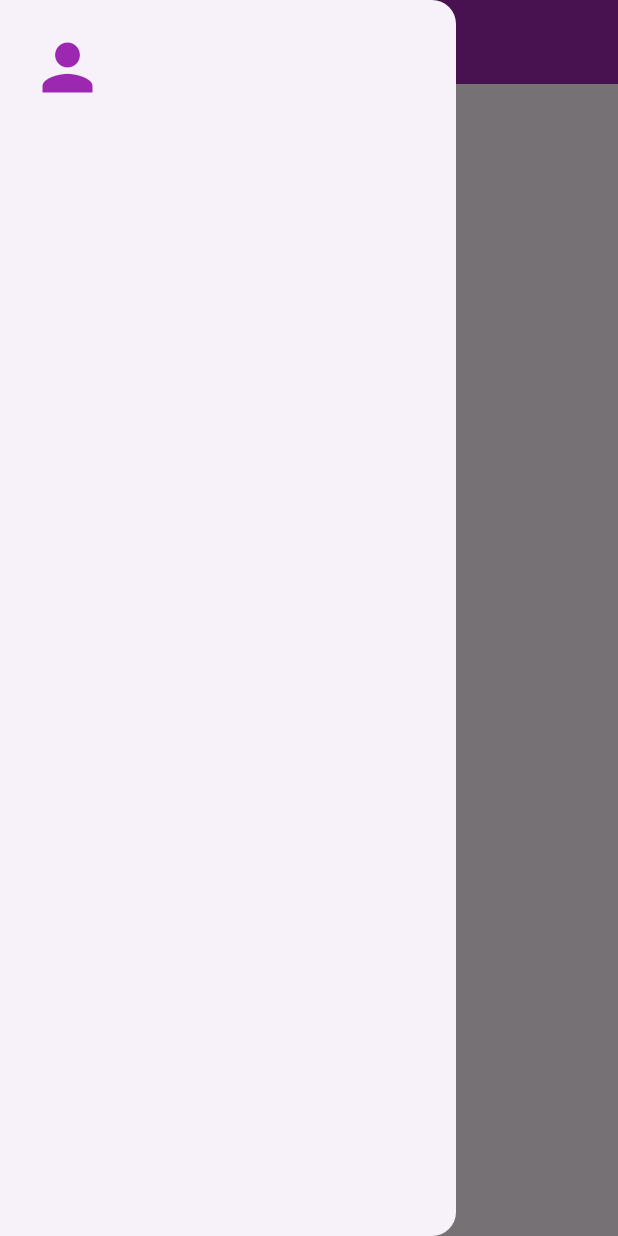
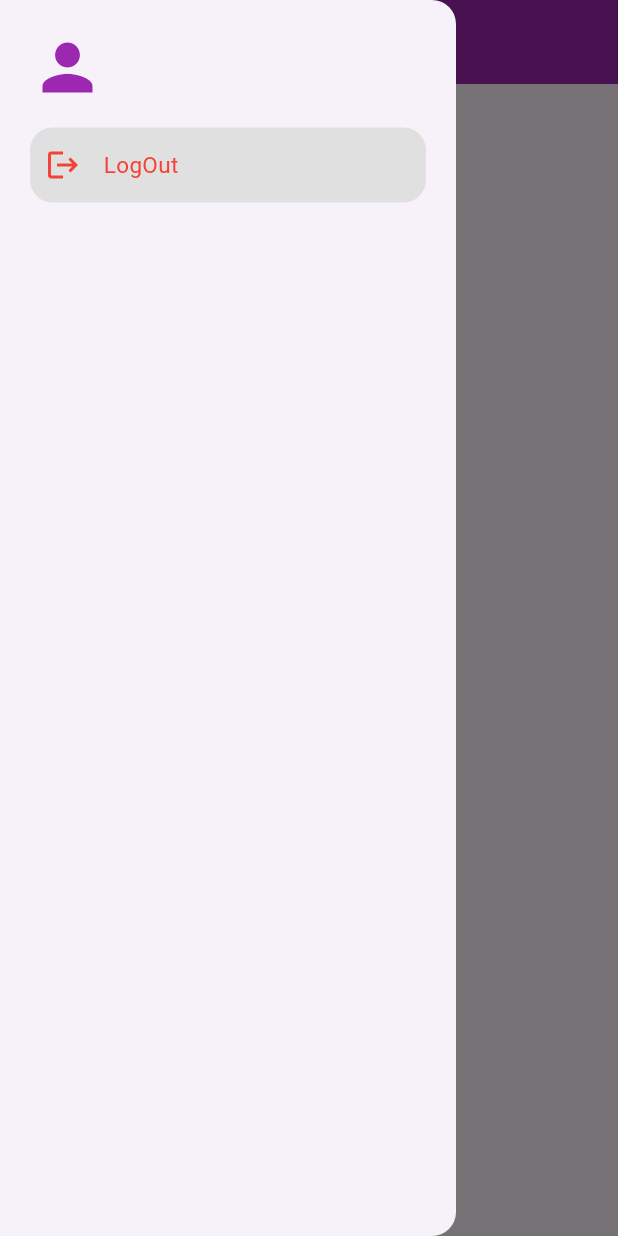
Before and after one commit to GeorgeWagih-git/login-firebase, a Flutter app: the HomeScreen screen opened directly, with the side drawer open, on a phone screen of 412 x 824 dp. Run offline on Flutter 3.47's test engine with Material 3 defaults, Android fonts, the phone set to English and light mode, and no system bars; our stand-ins replace cloud_firestore, firebase_auth, firebase_core, firebase_messaging, flutter_bloc, shared_preferences; accounts and stored records are empty.

Commit message:
storing fcm token in data base and make logout

```diff
--- a/lib/blocs/login_bloc/login_events.dart
+++ b/lib/blocs/login_bloc/login_events.dart
@@ -5,6 +5,8 @@ class LoginEvent extends AuthEvents {
   String password;
   LoginEvent({required this.email, required this.password});
 }
+
+class LogoutEvent extends AuthEvents {}
 
 class SignUpEvent extends AuthEvents {
   String email;
--- a/lib/blocs/login_bloc/login_states.dart
+++ b/lib/blocs/login_bloc/login_states.dart
@@ -11,6 +11,15 @@ class LoginFail extends LoginAuthStates {
   LoginFail(this.error);
 }
 
+class LogoutSuccess extends LoginAuthStates {}
+
+class LogoutLoading extends LoginAuthStates {}
+
+class LogoutFail extends LoginAuthStates {
+  String error;
+  LogoutFail(this.error);
+}
+
 class SignUPSuccess extends LoginAuthStates {}
 
 class SignUPLoading extends LoginAuthStates {}
--- a/lib/models/user_moadel.dart
+++ b/lib/models/user_moadel.dart
@@ -2,18 +2,26 @@ class UserModel {
   String? name;
   String? email;
   String? phone;
-  UserModel({required this.email, required this.name, required this.phone});
+  String? fcm;
+  UserModel({
+    required this.email,
+    required this.name,
+    required this.phone,
+    required this.fcm,
+  });
 
   UserModel.fromMap(Map<String, dynamic> userMap) {
     name = userMap['name'];
     email = userMap['email'];
     phone = userMap['phone'];
+    fcm = userMap['fcm'];
   }
   Map<String, dynamic> toMap() {
     Map<String, dynamic> myMap = {};
     myMap['name'] = name;
     myMap['email'] = email;
     myMap['phone'] = phone;
+    myMap['fcm'] = fcm;
     return myMap;
   }
 }
--- a/lib/screens/home_screen.dart
+++ b/lib/screens/home_screen.dart
@@ -1,8 +1,12 @@
 import 'package:flutter/material.dart';
 import 'package:flutter_bloc/flutter_bloc.dart';
+import 'package:newproject/blocs/login_bloc/login_bloc.dart';
+import 'package:newproject/blocs/login_bloc/login_events.dart';
+import 'package:newproject/blocs/login_bloc/login_states.dart';
 import 'package:newproject/blocs/profile_bloc/peofile_states.dart';
 import 'package:newproject/blocs/profile_bloc/profile_bloc.dart';
 import 'package:newproject/blocs/profile_bloc/profile_events.dart';
+import 'package:newproject/screens/login_screen.dart';
 import 'package:newproject/variables.dart';
 
 class HomeScreen extends StatelessWidget {
@@ -27,18 +31,27 @@ class HomeScreen extends StatelessWidget {
                 ? Drawer(
                     child: Padding(
                       padding: const EdgeInsets.all(20),
-                      child: Row(
+                      child: SingleChildScrollView(
+                        child: Column(
+                          crossAxisAlignment: CrossAxisAlignment.start,
+                          children: [
+                            Row(
                               crossAxisAlignment: CrossAxisAlignment.start,
                               mainAxisSize: MainAxisSize.min,
                               children: [
-                          Icon(Icons.person, size: 50, color: Colors.purple),
+                                Icon(
+                                  Icons.person,
+                                  size: 50,
+                                  color: Colors.purple,
+                                ),
                                 SizedBox(width: 15),
                                 Column(
                                   mainAxisSize: MainAxisSize.min,
                                   crossAxisAlignment: CrossAxisAlignment.start,
                                   children: [
                                     Text(
-                                state.userModel.name ?? "No Name Found...",
+                                      state.userModel.name ??
+                                          "No Name Found...",
                                       style: TextStyle(
                                         fontSize: 20,
                                         fontWeight: FontWeight.bold,
@@ -46,11 +59,54 @@ class HomeScreen extends StatelessWidget {
                                     ),
 
                                     Text(
-                                state.userModel.email ?? "No Email Found.....",
+                                      state.userModel.email ??
+                                          "No Email Found.....",
                                     ),
                                   ],
                                 ),
                               ],
+                            ),
+                            SizedBox(height: 15),
+                            BlocBuilder<LoginBloc, LoginAuthStates>(
+                              builder: (context, state) {
+                                return InkWell(
+                                  onTap: () {
+                                    BlocProvider.of<LoginBloc>(
+                                      context,
+                                    ).add(LogoutEvent());
+                                    Navigator.of(context).pushAndRemoveUntil(
+                                      MaterialPageRoute(
+                                        builder: (context) => LoginScreen(),
+                                      ),
+                                      (Route<dynamic> route) => false,
+                                    );
+                                  },
+                                  child: Container(
+                                    padding: EdgeInsets.all(10),
+                                    height: 50,
+                                    decoration: BoxDecoration(
+                                      borderRadius: BorderRadius.circular(15),
+                                      color: Colors.grey.shade300,
+                                    ),
+                                    child: Row(
+                                      children: [
+                                        Icon(Icons.logout, color: Colors.red),
+                                        SizedBox(width: 15),
+                                        Text(
+                                          "LogOut",
+                                          style: TextStyle(
+                                            color: Colors.red,
+                                            fontSize: 15,
+                                          ),
+                                        ),
+                                      ],
+                                    ),
+                                  ),
+                                );
+                              },
+                            ),
+                          ],
+                        ),
                       ),
                     ),
                   )
```
Also changed, not shown: lib/blocs/login_bloc/login_bloc.dart (+12 -0 lines), lib/main.dart (+12 -0 lines), lib/screens/signup_screen.dart (+20 -8 lines). Lines whose indentation alone changed are shown as unchanged.
